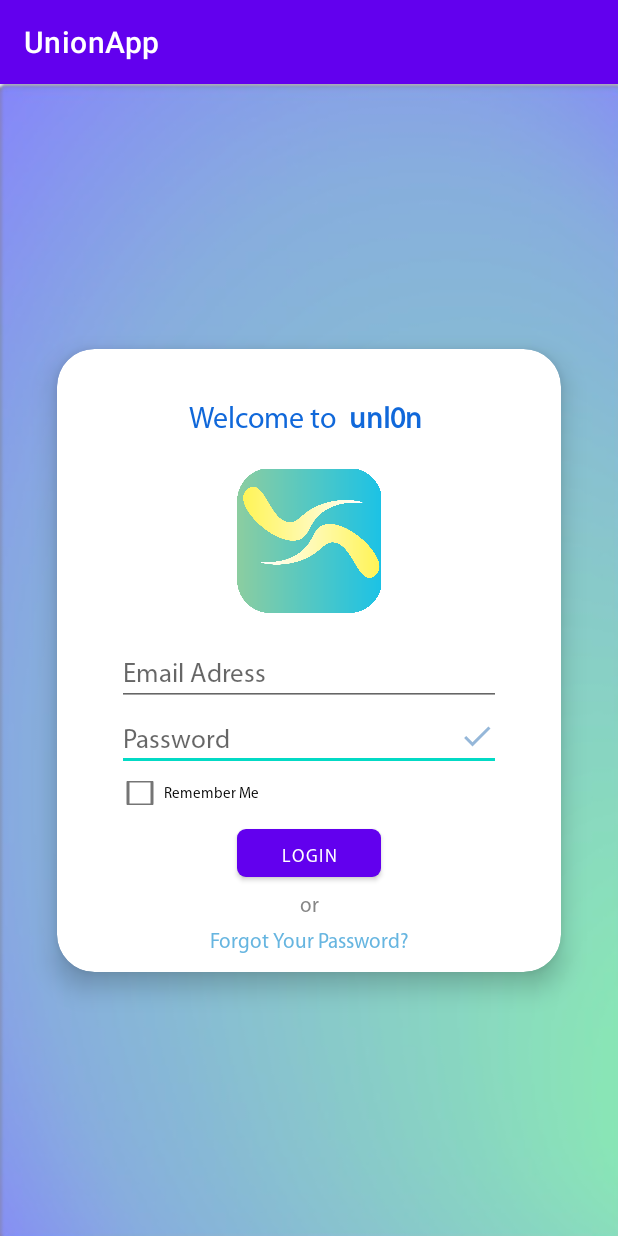
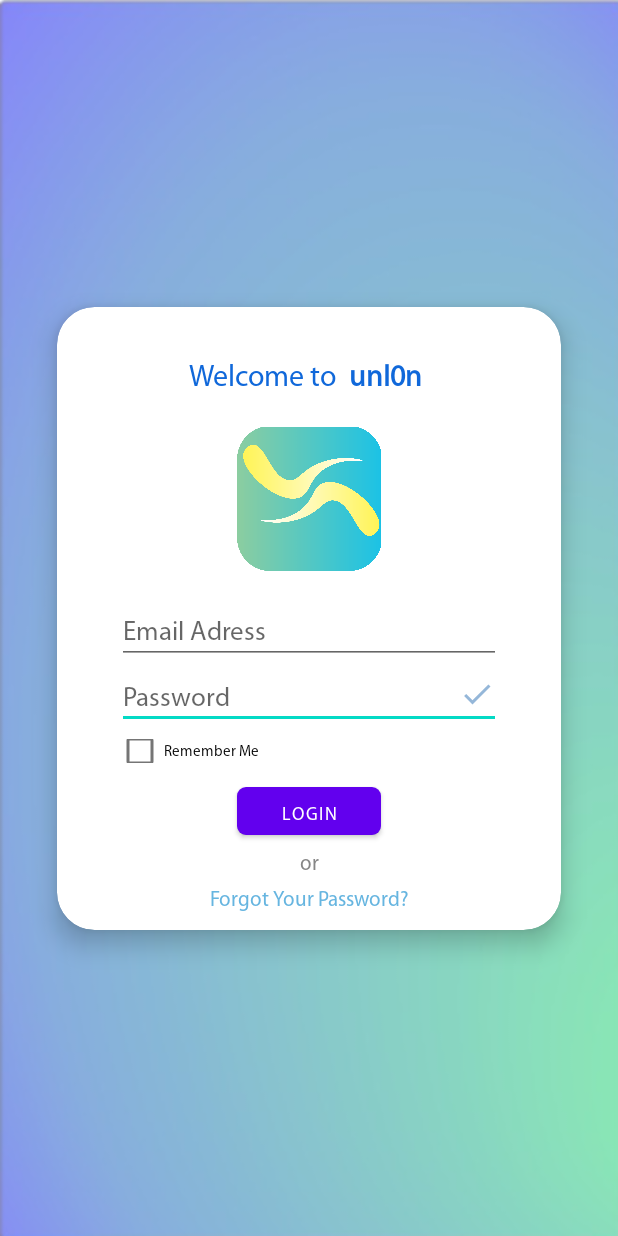
Before and after one commit to trelans/UnionApp, an Android app: the screen it shows after launch (LoginActivity), on a phone screen of 412 x 824 dp. Run offline under Robolectric (Android 15) with nearby library versions, the phone set to English and light mode, and no system bars.

```diff
--- a/app/src/main/res/values-night/themes.xml
+++ b/app/src/main/res/values-night/themes.xml
@@ -1,6 +1,6 @@
 <resources xmlns:tools="http://schemas.android.com/tools">
     <!-- Base application theme. -->
-    <style name="Theme.UnionApp" parent="Theme.MaterialComponents.DayNight.DarkActionBar">
+    <style name="Theme.UnionApp" parent="Theme.MaterialComponents.DayNight.NoActionBar">
         <!-- Primary brand color. -->
         <item name="colorPrimary">@color/purple_200</item>
         <item name="colorPrimaryVariant">@color/purple_700</item>
--- a/app/src/main/res/values/themes.xml
+++ b/app/src/main/res/values/themes.xml
@@ -1,6 +1,6 @@
 <resources xmlns:tools="http://schemas.android.com/tools">
     <!-- Base application theme. -->
-    <style name="Theme.UnionApp" parent="Theme.MaterialComponents.DayNight.DarkActionBar">
+    <style name="Theme.UnionApp" parent="Theme.MaterialComponents.DayNight.NoActionBar">
         <!-- Primary brand color. -->
         <item name="colorPrimary">@color/purple_500</item>
         <item name="colorPrimaryVariant">@color/purple_700</item>
```
